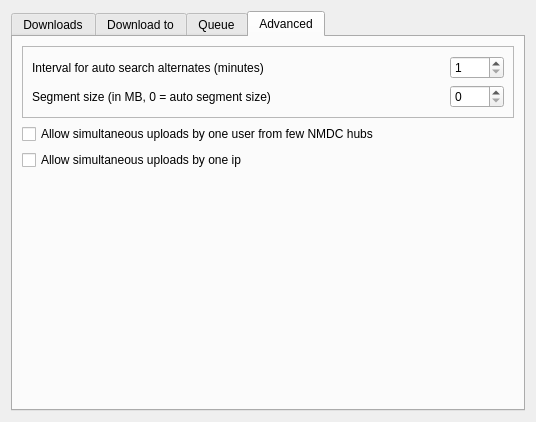
The window that eiskaltdcpp-qt/ui/UISettingsDownloads.ui (eiskaltdcpp/eiskaltdcpp) describes before a commit, drawn with Qt 5.
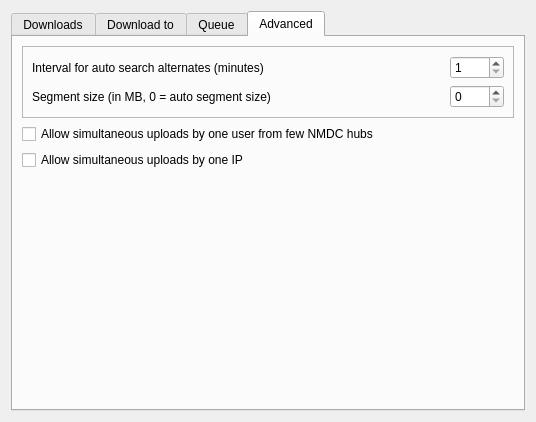
The same window after the commit. The open tabs and pages were chosen to show the change. Custom widgets are drawn as their Qt base class.

Diff of the .ui file:
```diff
--- a/eiskaltdcpp-qt/ui/UISettingsDownloads.ui
+++ b/eiskaltdcpp-qt/ui/UISettingsDownloads.ui
@@ -920,7 +920,7 @@
        <item>
         <widget class="QCheckBox" name="checkBox_ALLOW_UPLOAD_MULTI_HUB">
          <property name="text">
-          <string>Allow simultaneous uploads by one ip</string>
+          <string>Allow simultaneous uploads by one IP</string>
          </property>
         </widget>
        </item>
```
